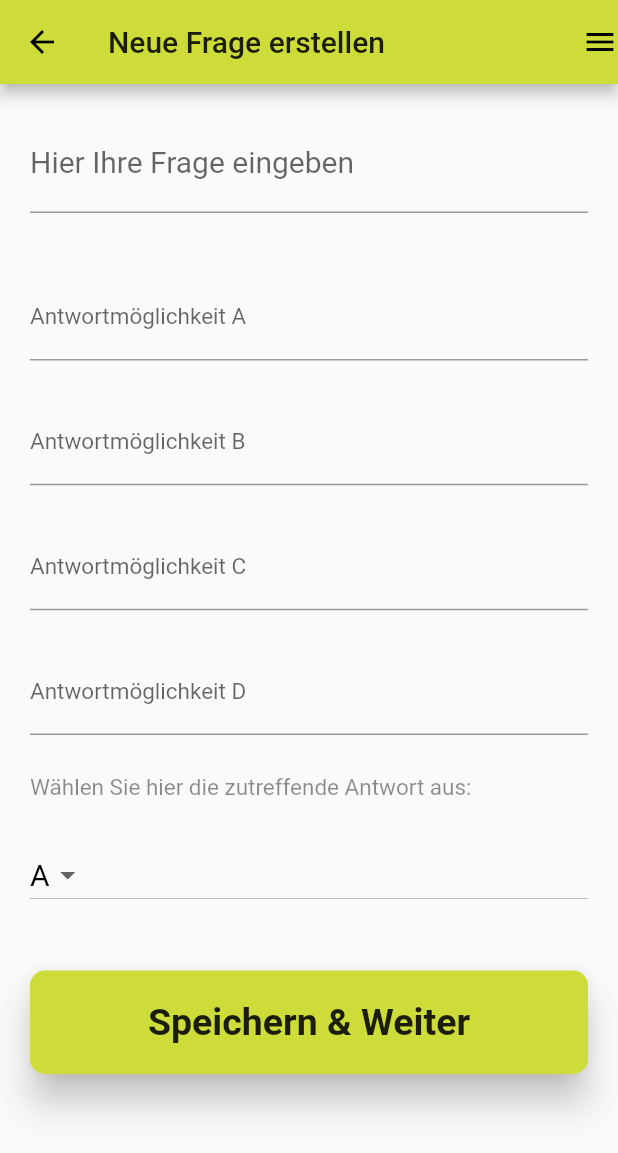
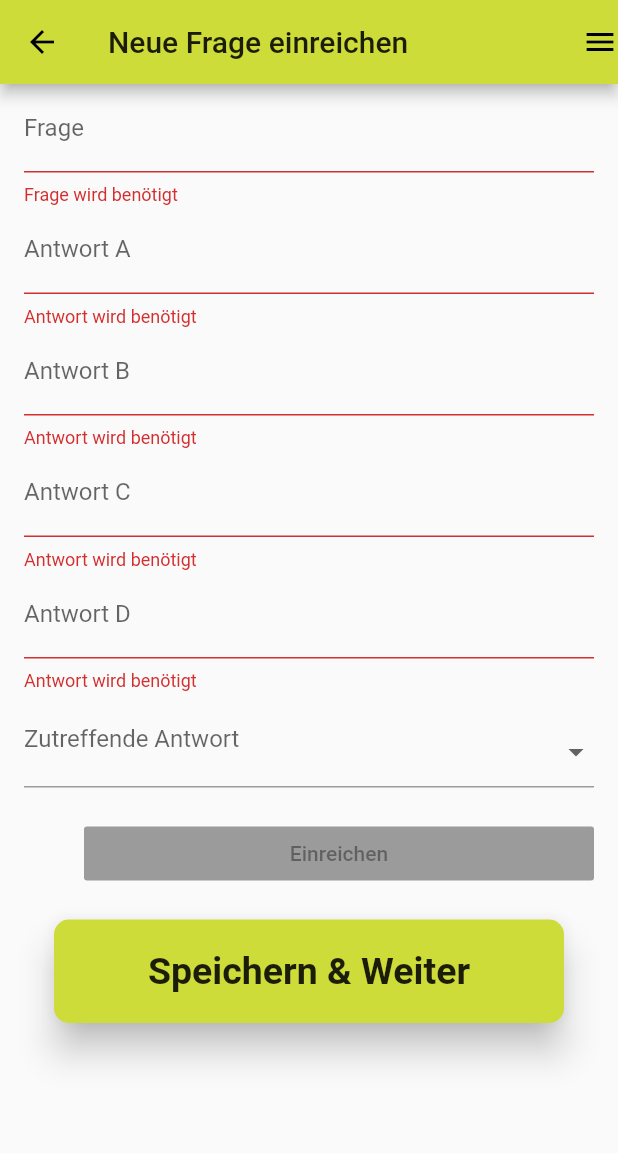
Before and after one commit to Feeelix92/flutter_lernquiz_app, a Flutter app: the ThemaWaehlenScreen screen opened directly, after a tap on "weiter", on a phone screen of 412 x 824 dp. Shown: the top 1153 px of the screen. Run offline on Flutter 3.47's test engine with Material 2 defaults, Android fonts, the phone set to English and light mode, and no system bars; generated files the repository leaves out were written again.

Commit message:
Fragen Formfelder neu angelegt

```diff
--- /dev/null
+++ b/lib/model/neueFragen.dart
@@ -0,0 +1,10 @@
+
+
+class Fragen {
+  String frage;
+  String antwortA = '';
+  String antwortB = '';
+  String antwortC = '';
+  String antwortD = '';
+  String richtigeAntwort = '';
+}
--- /dev/null
+++ b/lib/screens/neue_fragen_form_screen.dart
@@ -0,0 +1,179 @@
+import 'package:flutter/cupertino.dart';
+import 'package:flutter/material.dart';
+import 'package:flutter_lernquiz_app/main.dart';
+import 'package:flutter_lernquiz_app/model/neueFragen.dart';
+//import 'package:flutter_lernquiz_app/lib/model/neueFragen.dart'; //funktoniert leider noch nicht
+
+Fragen newFragen = new Fragen();
+
+class NeueFragenFormScreen extends StatefulWidget {
+  @override
+  _NeueFragenFormScreenState createState() => _NeueFragenFormScreenState();
+}
+
+class _NeueFragenFormScreenState extends State<NeueFragenFormScreen> {
+  //@override
+
+  final GlobalKey<FormState> _formKey = new GlobalKey<FormState>();
+  List<String> _rAntworten = <String>['', 'A', 'B', 'C', 'D'];
+  String _rAntwort = '';
+
+  @override
+  Widget build(BuildContext context) {
+    return Scaffold(
+      appBar: AppBar(
+        title: Text("Neue Frage einreichen"),
+        actions: <Widget>[
+          Icon(Icons.menu),
+        ],
+      ),
+      body: new SafeArea(
+        top: false,
+        bottom: false,
+        child: new Form(
+          key: _formKey,
+          autovalidate: true,
+          child: new ListView(
+            padding: const EdgeInsets.symmetric(horizontal: 16.0),
+            children: <Widget>[
+              new TextFormField(
+                decoration: const InputDecoration(
+                  hintText: 'Geben Sie hier Ihre neue Frage ein',
+                  labelText: 'Frage',
+                ),
+//                  inputFormatters: [new LengthLimitingTextInputFormatter(50)], //funktioniert noch nicht
+                validator: (val) => val.isEmpty ? 'Frage wird benötigt' : null,
+//                onSaved: (val) => Fragen.frage = val,
+              ),
+              new TextFormField(
+                decoration: const InputDecoration(
+                  hintText: 'Geben Sie hier Ihre erste Antwortmöglichkeit ein',
+                  labelText: 'Antwort A',
+                ),
+                validator: (val) =>
+                    val.isEmpty ? 'Antwort wird benötigt' : null,
+//                    onSaved: (val) => Fragen.antwortA = val,
+              ),
+              new TextFormField(
+                decoration: const InputDecoration(
+                  hintText: 'Geben Sie hier Ihre zweite Antwortmöglichkeit ein',
+                  labelText: 'Antwort B',
+                ),
+                validator: (val) =>
+                    val.isEmpty ? 'Antwort wird benötigt' : null,
+//                    onSaved: (val) => Fragen.antwortB = val,
+              ),
+              new TextFormField(
+                decoration: const InputDecoration(
+                  hintText: 'Geben Sie hier Ihre dritte Antwortmöglichkeit ein',
+                  labelText: 'Antwort C',
+                ),
+                validator: (val) =>
+                    val.isEmpty ? 'Antwort wird benötigt' : null,
+//                    onSaved: (val) => Fragen.antwortC = val,
+              ),
+              new TextFormField(
+                decoration: const InputDecoration(
+                  hintText: 'Geben Sie hier Ihre vierte Antwortmöglichkeit ein',
+                  labelText: 'Antwort D',
+                ),
+                validator: (val) =>
+                    val.isEmpty ? 'Antwort wird benötigt' : null,
+//                    onSaved: (val) => Fragen.antwortD = val,
+              ),
+              new FormField(
+                builder: (FormFieldState state) {
+                  return InputDecorator(
+                    decoration: InputDecoration(
+                      labelText: 'Zutreffende Antwort',
+                    ),
+                    isEmpty: _rAntwort == '',
+                    child: new DropdownButtonHideUnderline(
+                      child: new DropdownButton(
+                        value: _rAntwort,
+                        isDense: true,
+                        onChanged: (String newValue) {
+                          setState(() {
+                            newFragen.richtigeAntwort =
+                                newValue; //https://codingwithjoe.com/building-forms-with-flutter/  ab Punkt "Submitting the Form"
+                            _rAntwort = newValue;
+                            state.didChange(newValue);
+                          });
+                        },
+                        items: _rAntworten.map((String value) {
+                          return new DropdownMenuItem(
+                            value: value,
+                            child: new Text(value),
+                          );
+                        }).toList(),
+                      ),
+                    ),
+                  );
+                },
+                validator: (val) {
+                  return val != ''
+                      ? null
+                      : 'Bitte wählen Sie die zutreffende Antwort';
+                },
+              ),
+              new Container(
+                padding: const EdgeInsets.only(left: 40.0, top: 20.0),
+                child: new RaisedButton(
+                  child: const Text('Einreichen'),
+                  onPressed: null,
+                ),
+              ),
+              startButton(context, "Speichern & Weiter", Colors.lime),
+            ],
+          ),
+        ),
+      ),
+    );
+  }
+}
+
+Widget startButton(context, text, backgroundColor) {
+  return Padding(
+    padding: EdgeInsets.all(
+      20.0,
+    ),
+    child: InkWell(
+      onTap: () {
+        Navigator.of(context).pushReplacement(MaterialPageRoute(
+          builder: (context) =>
+              MyBottomNavigationBar(), //Themenbereich wählen Seite
+        ));
+      },
+      child: Material(
+        color: backgroundColor,
+        elevation: 10.0,
+        borderRadius: BorderRadius.circular(
+          10.0,
+        ),
+        child: Container(
+          child: Column(
+            children: <Widget>[
+              Padding(
+                padding: EdgeInsets.symmetric(
+                  vertical: 10.0,
+                ),
+              ),
+              Center(
+                child: Text(
+                  text,
+                  style: TextStyle(
+                    fontSize: 25.0,
+                    fontWeight: FontWeight.w600,
+                  ),
+                ),
+              ),
+              Container(
+                padding: EdgeInsets.all(10.0),
+              ),
+            ],
+          ),
+        ),
+      ),
+    ),
+  );
+}
--- a/lib/screens/thema_waehlen_screen.dart
+++ b/lib/screens/thema_waehlen_screen.dart
@@ -1,6 +1,7 @@
 import 'package:flutter/material.dart';
 import 'package:flutter/services.dart';
 import 'package:flutter_lernquiz_app/main.dart';
+import 'package:flutter_lernquiz_app/screens/neue_fragen_form_screen.dart';
 import 'package:flutter_lernquiz_app/screens/neue_fragen_screen.dart';
 
 class ThemaWaehlenScreen extends StatefulWidget {
@@ -125,7 +126,8 @@ Widget startButton(context, text, backgroundColor) {
       onTap: () {
         Navigator.of(context).pushReplacement(MaterialPageRoute(
           builder: (context) =>
-              NeueFragenScreen(), //Fragen erstellen Seite
+//              NeueFragenScreen(), //Fragen erstellen Seite
+              NeueFragenFormScreen(), //Fragen erstellen Seite
         ));
       },
       child: Material(
```
